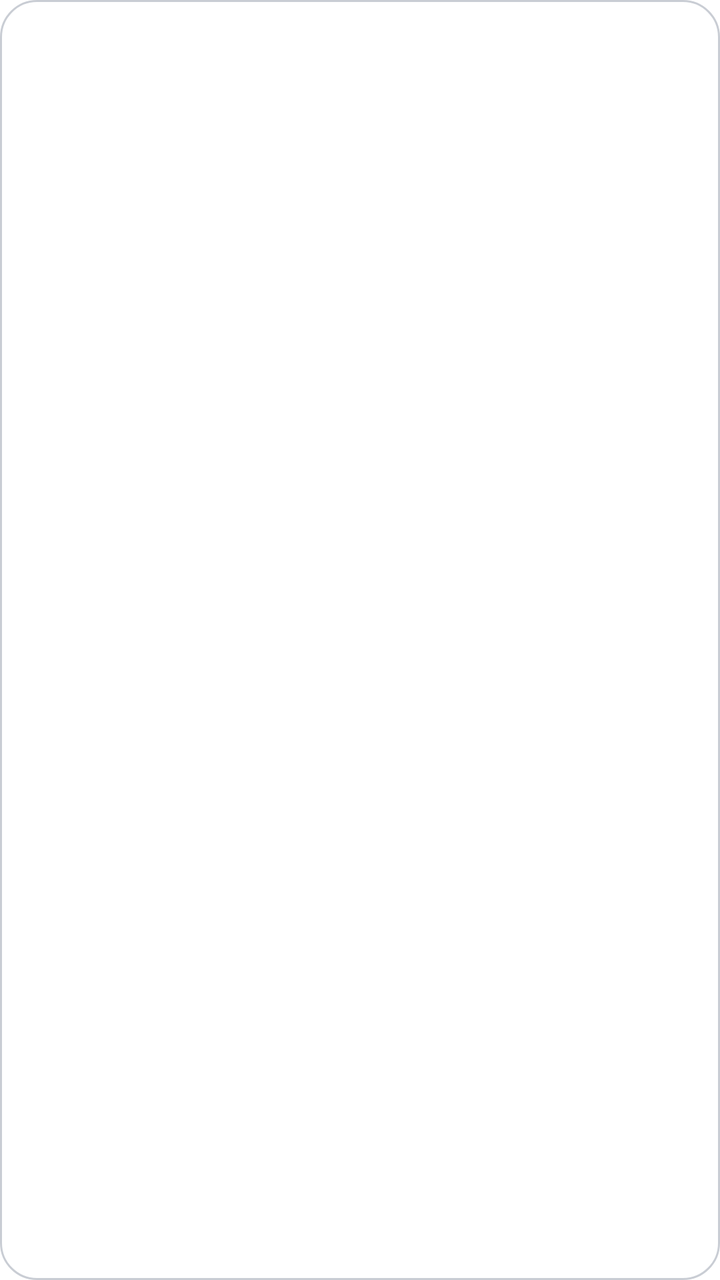
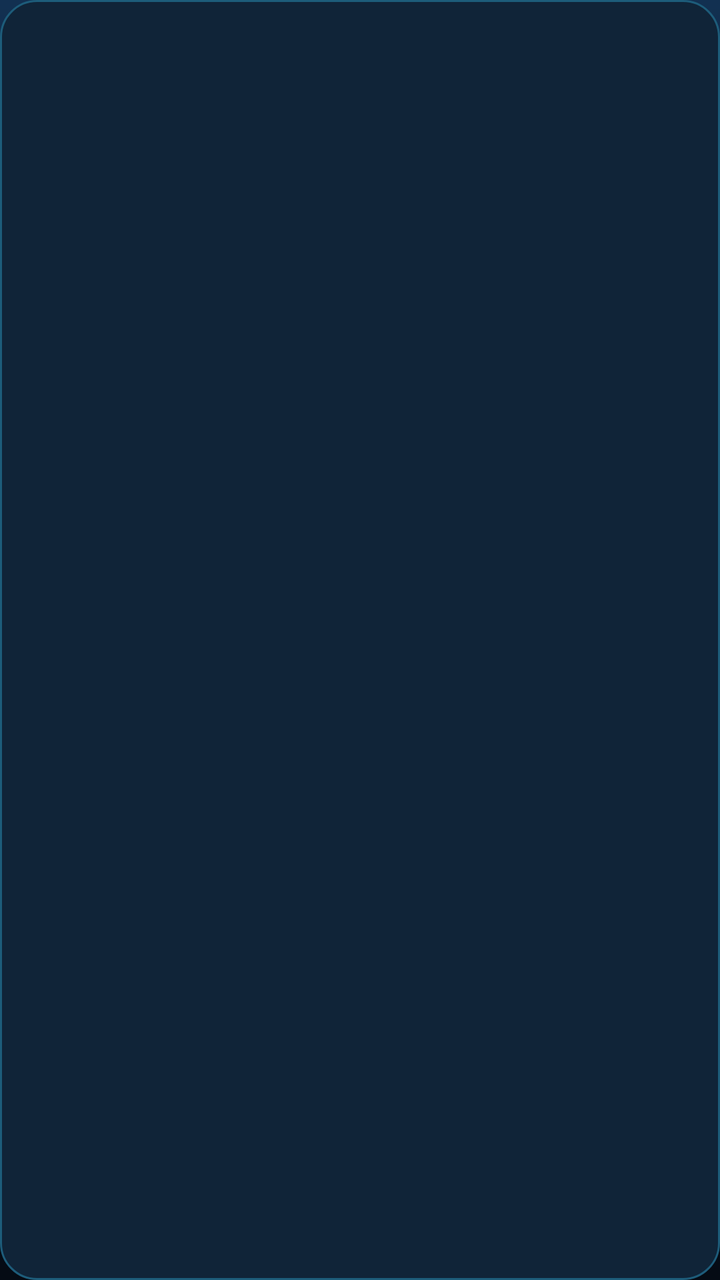

Screens rendered from an Android XML layout before and after an edit, with the pre-edit source and the edit as a unified diff.
<!-- AndroidManifest.xml: application theme AppTheme -->
<!-- res/layout/item_chip.xml -->
<?xml version="1.0" encoding="utf-8"?>
<Button xmlns:android="http://schemas.android.com/apk/res/android"
    android:layout_width="wrap_content"
    android:layout_height="wrap_content"
    android:layout_marginRight="8dp"
    android:background="@drawable/chip_background"
    android:minHeight="38dp"
    android:paddingLeft="16dp"
    android:paddingRight="16dp"
    android:stateListAnimator="@null"
    android:textAllCaps="false"
    android:textColor="@color/primary"
    android:textSize="13sp" />
<!-- resources referenced by this layout -->
<resources>
  <color name="primary">#0B57D0</color>
  <!-- drawable chip_background (drawable) -->
  <?xml version="1.0" encoding="utf-8"?>
  <shape xmlns:android="http://schemas.android.com/apk/res/android"
      android:shape="rectangle">
      <solid android:color="@android:color/white" />
      <stroke android:width="1dp" android:color="@color/chip_stroke" />
      <corners android:radius="18dp" />
  </shape>
  <style name="AppTheme" parent="@android:style/Theme.Material.Light.DarkActionBar">
          <item name="android:colorPrimary">@color/primary</item>
          <item name="android:colorPrimaryDark">@color/primary_dark</item>
          <item name="android:colorAccent">@color/primary</item>
          <item name="android:windowBackground">@android:color/white</item>
      </style>
  <color name="chip_stroke">#C9CDD4</color>
  <color name="primary_dark">#0842A0</color>
</resources>

<!-- the commit's change to res/layout/item_chip.xml (unified diff, before → after) -->
@@ -9,5 +9,5 @@
     android:paddingRight="16dp"
     android:stateListAnimator="@null"
     android:textAllCaps="false"
-    android:textColor="@color/primary"
+    android:textColor="@color/cyan"
     android:textSize="13sp" />
<!-- resource entries referenced after the edit -->
@@ -1,21 +1,36 @@
 <!-- resources referenced by this layout -->
 <resources>
-  <color name="primary">#0B57D0</color>
+  <color name="cyan">#00E5FF</color>
   <!-- drawable chip_background (drawable) -->
   <?xml version="1.0" encoding="utf-8"?>
   <shape xmlns:android="http://schemas.android.com/apk/res/android"
       android:shape="rectangle">
-      <solid android:color="@android:color/white" />
+      <solid android:color="@color/chip_bg" />
       <stroke android:width="1dp" android:color="@color/chip_stroke" />
       <corners android:radius="18dp" />
   </shape>
-  <style name="AppTheme" parent="@android:style/Theme.Material.Light.DarkActionBar">
-          <item name="android:colorPrimary">@color/primary</item>
-          <item name="android:colorPrimaryDark">@color/primary_dark</item>
-          <item name="android:colorAccent">@color/primary</item>
-          <item name="android:windowBackground">@android:color/white</item>
+  <style name="AppTheme" parent="@android:style/Theme.Material.NoActionBar">
+          <item name="android:colorPrimary">@color/blue_action</item>
+          <item name="android:colorPrimaryDark">@color/bg_dark</item>
+          <item name="android:colorAccent">@color/cyan</item>
+          <item name="android:statusBarColor">@color/bg_dark</item>
+          <item name="android:navigationBarColor">@color/bg_dark</item>
+          <item name="android:windowBackground">@drawable/app_background</item>
       </style>
-  <color name="chip_stroke">#C9CDD4</color>
-  <color name="primary_dark">#0842A0</color>
+  <color name="chip_bg">#102438</color>
+  <color name="chip_stroke">#1D5C7A</color>
+  <color name="blue_action">#1764D9</color>
+  <color name="bg_dark">#050B14</color>
+  <!-- drawable app_background (drawable) -->
+  <?xml version="1.0" encoding="utf-8"?>
+  <shape xmlns:android="http://schemas.android.com/apk/res/android"
+      android:shape="rectangle">
+      <gradient
+          android:angle="270"
+          android:startColor="#123051"
+          android:centerColor="#0A1B2E"
+          android:endColor="#050B14"
+          android:type="linear" />
+  </shape>
 </resources>
 
